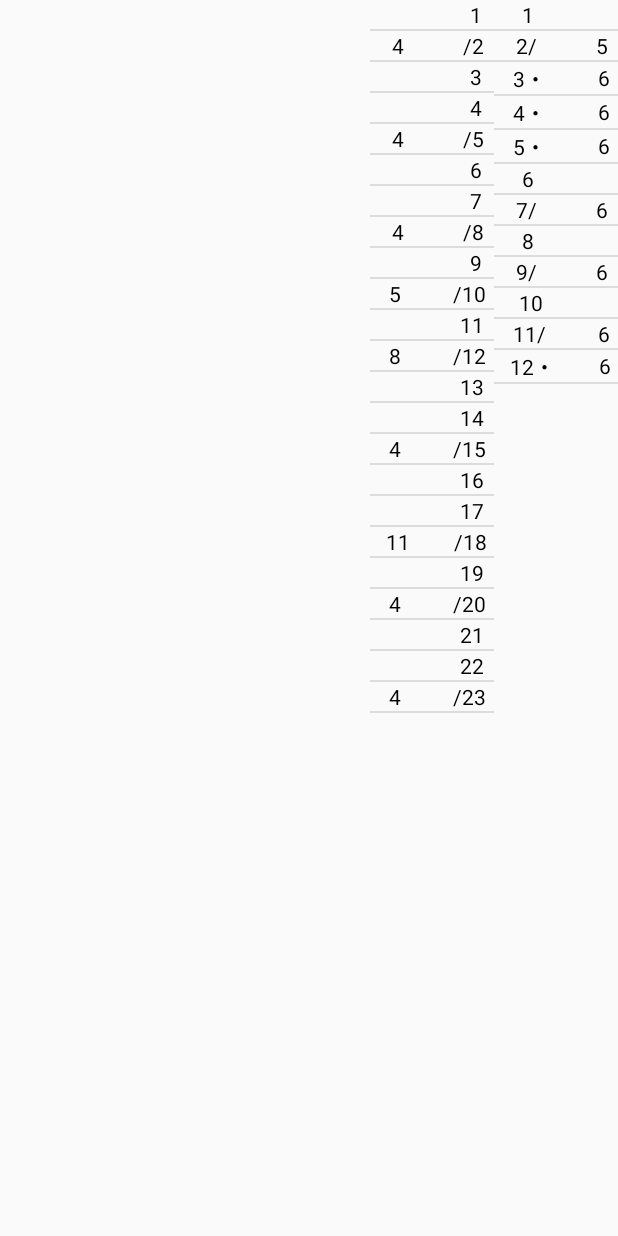
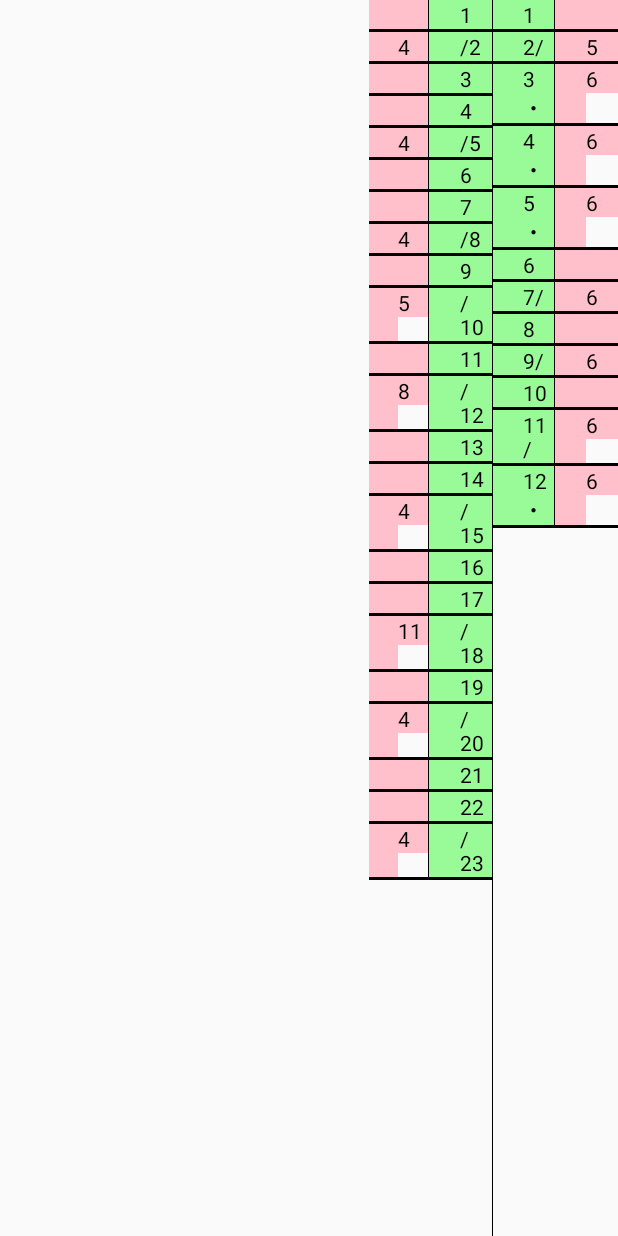
Before and after one commit to nansusina/withmanager_sakumoto, an Android app: the screen it shows after launch (MainActivity), on a phone screen of 412 x 824 dp. Run offline under Robolectric (Android 15) with nearby library versions, the phone set to English and light mode, and no system bars.

Commit message:
add partition and fill color

```diff
--- a/ScoreSheet/app/src/main/java/com/example/nr110/scoresheet/CSVFile.java
+++ b/ScoreSheet/app/src/main/java/com/example/nr110/scoresheet/CSVFile.java
@@ -1,6 +1,9 @@
 package com.example.nr110.scoresheet;
 
+import android.app.Activity;
 import android.util.Log;
+import android.view.View;
+import android.widget.TextView;
 
 import java.io.BufferedReader;
 import java.io.IOException;
@@ -9,16 +12,28 @@ import java.io.InputStreamReader;
 import java.util.ArrayList;
 import java.util.List;
 
-public class CSVFile {
-    InputStream inputStream;
+public class CSVFile extends Activity{
 
+    private InputStream inputStream;
+   /* private TextView name,score;
+    private View left,right;
+    */
     public CSVFile(InputStream inputStream){
 
         this.inputStream = inputStream;
+
+
     }
 
     public List<String[]> read(){
         //int idx = 0;
+        //setContentView(R.layout.item_layout);
+  /*      name = (TextView)findViewById(R.id.name);
+        score = (TextView)findViewById(R.id.score);
+
+        left = (View)findViewById(R.id.left_1);
+        right = (View)findViewById(R.id.right_1);
+ */
         List<String[]> resultList = new ArrayList<String[]>();
         BufferedReader reader = new BufferedReader(new InputStreamReader(inputStream));
         int point,now_a = 1,now_b = 1,sum;
@@ -38,6 +53,12 @@ public class CSVFile {
                         break;
                 }
                 if(row[0].equals("0")){
+                    /*left.setBackgroundColor(0xffc0cb);
+                    name.setBackgroundColor(0xffc0cb);
+
+                    right.setBackgroundColor(0x98fb98);
+                    score.setBackgroundColor(0x98fb98);
+                    */
                     sum = now_a+point-1;
                     while(now_a < sum){
 
@@ -49,6 +70,13 @@ public class CSVFile {
                     row[2] = mark + now_a;
                     now_a++;
                 }else {
+                    /*
+                    left.setBackgroundColor(0x98fb98);
+                    name.setBackgroundColor(0x98fb98);
+
+                    right.setBackgroundColor(0xffc0cb);
+                    score.setBackgroundColor(0xffc0cb);
+                    */
                     sum = now_b + point-1;
                     while(now_b < sum){
 
--- a/ScoreSheet/app/src/main/java/com/example/nr110/scoresheet/ItemArrayAdapter.java
+++ b/ScoreSheet/app/src/main/java/com/example/nr110/scoresheet/ItemArrayAdapter.java
@@ -13,11 +13,13 @@ import java.util.List;
 
 public class ItemArrayAdapter extends ArrayAdapter {
     private List<String[]> scoreList = new ArrayList<String[]>();
-    String[] data = new String[2];
+
 
     static class ItemViewHolder {
         TextView name;
         TextView score;
+        View left;
+        View right;
     }
 
     public ItemArrayAdapter(Context context, int textViewResourceId) {
@@ -64,16 +66,34 @@ public class ItemArrayAdapter extends ArrayAdapter {
             viewHolder = new ItemViewHolder();
             viewHolder.name = (TextView) row.findViewById(R.id.name);
             viewHolder.score = (TextView) row.findViewById(R.id.score);
+            viewHolder.left = (View)row.findViewById(R.id.left_1);
+            viewHolder.right = (View)row.findViewById(R.id.right_1);
             row.setTag(viewHolder);
         } else {
             viewHolder = (ItemViewHolder)row.getTag();
         }
         String[] stat = getItem(position);
+        if(stat[0].equals("0")){
+            viewHolder.left.setBackgroundColor(Color.parseColor("#ffc0cb"));
+            viewHolder.name.setBackgroundColor(Color.parseColor("#ffc0cb"));
 
-        viewHolder.name.setText(stat[0]);
+            viewHolder.right.setBackgroundColor(Color.parseColor("#98fb98"));
+            viewHolder.score.setBackgroundColor(Color.parseColor("#98fb98"));
+
+        }
+        else{
+
+            viewHolder.right.setBackgroundColor(Color.parseColor("#ffc0cb"));
+            viewHolder.score.setBackgroundColor(Color.parseColor("#ffc0cb"));
+
+            viewHolder.left.setBackgroundColor(Color.parseColor("#98fb98"));
+            viewHolder.name.setBackgroundColor(Color.parseColor("#98fb98"));
+
+        }
+        viewHolder.name.setText(stat[1]);
         viewHolder.name.setTextColor(Color.BLACK);
 
-        viewHolder.score.setText(stat[1]);
+        viewHolder.score.setText(stat[2]);
         viewHolder.score.setTextColor(Color.BLACK);
 
         return row;
--- a/ScoreSheet/app/src/main/java/com/example/nr110/scoresheet/MainActivity.java
+++ b/ScoreSheet/app/src/main/java/com/example/nr110/scoresheet/MainActivity.java
@@ -7,6 +7,8 @@ import android.util.Log;
 import android.view.View;
 import android.widget.Button;
 import android.widget.ListView;
+import android.widget.TextView;
+
 import java.io.InputStream;
 import java.util.List;
 
@@ -14,7 +16,7 @@ import java.util.List;
 public class MainActivity extends Activity {
     private ListView listView_a,listView_b;
     private ItemArrayAdapter adpt_a,adpt_b;
-    private int oldpnt_a,oldpnt_b;
+
 
 
     @Override
@@ -25,8 +27,7 @@ public class MainActivity extends Activity {
         listView_a = (ListView) findViewById(R.id.listView_a);
         listView_b = (ListView)findViewById(R.id.listView_b);
 
-        oldpnt_a = 0;
-        oldpnt_b = 0;
+
 
         adpt_a = new ItemArrayAdapter(getApplicationContext(), R.layout.item_layout);
         adpt_b = new ItemArrayAdapter(getApplicationContext(), R.layout.item_layout);
@@ -37,28 +38,35 @@ public class MainActivity extends Activity {
         listView_a.setAdapter(adpt_a);
         listView_b.setAdapter(adpt_b);
 
+
         listView_a.onRestoreInstanceState(state_a);
         listView_b.onRestoreInstanceState(state_b);
+
 
         InputStream st = getResources().openRawResource(R.raw.scorelog);
         CSVFile csvFile = new CSVFile(st);
         List<String[]> scList = csvFile.read();
 
         for(String[] scData:scList) {
+            /*
             String[] data = new String[2];
             data[0] = scData[1];
-            data[1] = scData[2];
+            data[1] = scData[2];*/
             //int N = Integer.parseInt(scData[0]);
             //Log.d("",scData[0]);
             if(scData[0].equals("0")) {
+               // listView_a.setBackgroundColor(0xffc0cb);
+                //listView_b.setBackgroundColor(0x98fb98);
 
-                adpt_a.add(data);
+                adpt_a.add(scData);
             }else{
-                String temp = data[0];
-                data[0] = data[1];
-                data[1] = temp;
+                //listView_b.setBackgroundColor(0xffc0cb);
+                //listView_a.setBackgroundColor(0x98fb98);
+                String temp = scData[1];
+                scData[1] = scData[2];
+                scData[2] = temp;
 
-                adpt_b.add(data);
+                adpt_b.add(scData);
             }
 
         }
--- a/ScoreSheet/app/src/main/res/layout/activity_main.xml
+++ b/ScoreSheet/app/src/main/res/layout/activity_main.xml
@@ -9,7 +9,7 @@
     <View
         android:layout_width="0dp"
         android:layout_height="match_parent"
-        android:layout_weight="0.6"
+        android:layout_weight="0.598"
         />
 
     <ListView
@@ -18,13 +18,24 @@
         android:layout_weight="0.2"
         android:layout_gravity="right"
         android:id="@+id/listView_a"
+        android:divider = "#000000"
+        android:dividerHeight="2sp"
+
 
          />
+    <View
+        android:layout_width="0dp"
+        android:layout_height="match_parent"
+        android:layout_weight="0.002"
+        android:background="#000000"
+        />
     <ListView
         android:layout_width="0dp"
         android:layout_height="fill_parent"
         android:layout_weight="0.2"
         android:layout_gravity="left"
         android:id="@+id/listView_b"
+        android:divider = "#000000"
+        android:dividerHeight="2sp"
          />
 </LinearLayout>
--- a/ScoreSheet/app/src/main/res/layout/item_layout.xml
+++ b/ScoreSheet/app/src/main/res/layout/item_layout.xml
@@ -4,29 +4,45 @@
     android:layout_height="wrap_content"
     android:weightSum="1">
     <View
+        android:id = "@+id/left_1"
         android:layout_width="0dp"
         android:layout_height="match_parent"
-        android:layout_weight="0.25"
+        android:layout_weight="0.24"
+        android:background="#ffc0cb"
 
         ></View>
+
     <TextView
-        android:layout_width="wrap_content"
+        android:layout_width="0dp"
         android:layout_height="wrap_content"
         android:id="@+id/name"
         android:layout_weight="0.25"
-        android:layout_gravity="center_vertical"
+        android:layout_gravity="center_horizontal"
+        android:background="#ffc0cb"
+
          />
     <View
         android:layout_width="0dp"
         android:layout_height="match_parent"
-        android:layout_weight="0.4"
+        android:background="#000000"
+        android:layout_weight="0.01"
 
         ></View>
+    <View
+        android:id = "@+id/right_1"
+        android:layout_width="0dp"
+        android:layout_height="match_parent"
+        android:layout_weight="0.25"
+        android:background="#98fb98"
+        ></View>
+
     <TextView
-        android:layout_width="wrap_content"
+        android:layout_width="0dp"
         android:layout_height="wrap_content"
         android:id="@+id/score"
-        android:layout_weight="0.1"
-        android:layout_gravity="center_vertical"
+        android:layout_weight="0.25"
+        android:layout_gravity="center_horizontal"
+        android:background="#98fb98"
+
         />
 </LinearLayout>
```
